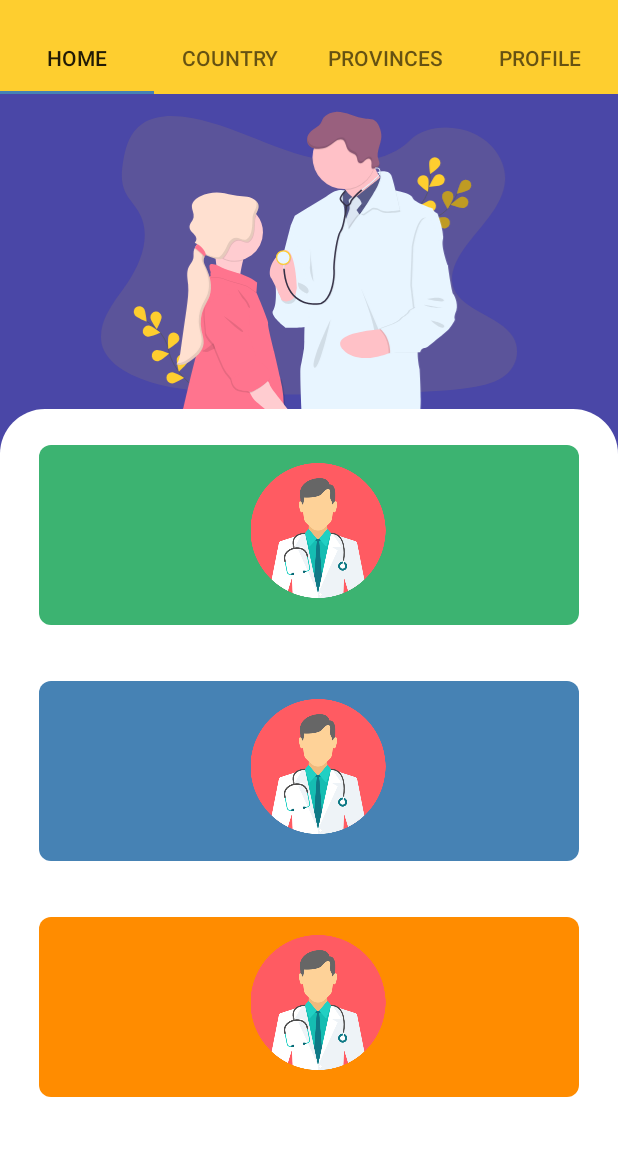
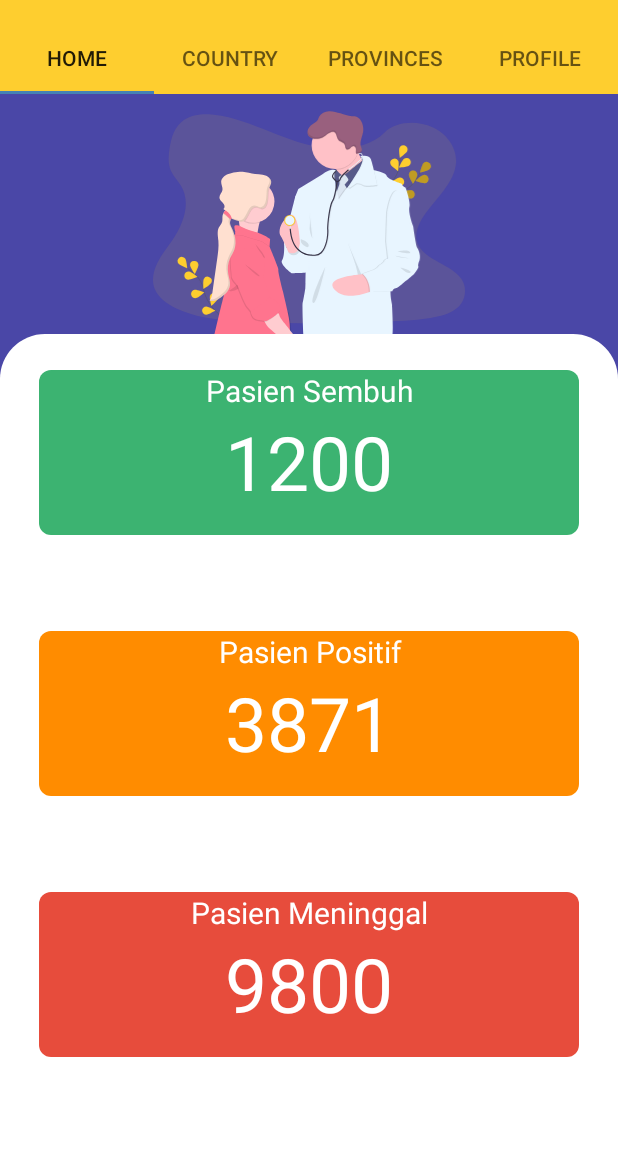
Before and after one commit to RizkiKarianata/smk-coding-covid-app, an Android app: the HomeFragment screen opened directly, with no data from a screen before it, on a phone screen of 412 x 824 dp, the part 62-1218 px from its top. Run offline under Robolectric (Android 15) with nearby library versions, the phone set to English and light mode, and no system bars; Roboto replaces fonts that are not available here.

Commit message:
Update Home Fragment

```diff
--- a/app/src/main/res/layout/fragment_home.xml
+++ b/app/src/main/res/layout/fragment_home.xml
@@ -11,7 +11,7 @@
     <ImageView
         android:id="@+id/imageView"
         android:layout_width="match_parent"
-        android:layout_height="200dp"
+        android:layout_height="150dp"
         android:layout_marginStart="10dp"
         android:layout_marginLeft="10dp"
         android:layout_marginTop="10dp"
@@ -44,38 +44,42 @@
             android:layout_weight="3"
             android:orientation="horizontal"
             android:layout_width="match_parent"
-            android:layout_height="wrap_content">
+            android:layout_height="wrap_content"
+            android:baselineAligned="false">
 
             <LinearLayout
                 android:orientation="vertical"
                 android:layout_weight="1"
                 android:layout_width="0dp"
-                android:layout_height="wrap_content">
+                android:layout_height="wrap_content"
+                tools:ignore="NestedWeights,UselessParent">
 
                 <LinearLayout
+                    android:layout_width="match_parent"
+                    android:layout_height="110dp"
+                    android:layout_marginLeft="10dp"
+                    android:layout_marginRight="10dp"
+                    android:background="@drawable/bg_green"
                     android:orientation="vertical"
-                    android:layout_marginRight="10dp"
-                    android:layout_marginLeft="10dp"
-                    android:background="@drawable/bg_green"
-                    android:layout_width="match_parent"
-                    android:layout_height="120dp">
-
-                    <ImageView
-                        android:layout_marginTop="12dp"
-                        android:layout_marginLeft="12dp"
-                        android:layout_marginBottom="18dp"
-                        android:src="@drawable/doctor"
-                        android:layout_width="match_parent"
-                        android:layout_height="wrap_content"/>
+                    tools:ignore="UselessParent">
 
                     <TextView
                         android:layout_width="match_parent"
                         android:layout_height="wrap_content"
                         android:fontFamily="sans-serif"
                         android:gravity="center_horizontal"
-                        android:text="@string/dashboard"
+                        android:text="@string/pasien_sembuh"
                         android:textColor="#FFFFFF"
-                        android:textSize="18sp" />
+                        android:textSize="20sp" />
+
+                    <TextView
+                        android:layout_width="match_parent"
+                        android:layout_height="wrap_content"
+                        android:fontFamily="sans-serif"
+                        android:gravity="center_horizontal"
+                        android:text="@string/_1200"
+                        android:textColor="#FFFFFF"
+                        android:textSize="50sp" />
 
                 </LinearLayout>
 
@@ -84,45 +88,49 @@
         </LinearLayout>
 
         <LinearLayout
+            android:layout_width="match_parent"
+            android:layout_height="wrap_content"
+            android:layout_weight="3"
+            android:baselineAligned="false"
+            android:orientation="horizontal"
+            android:paddingLeft="16dp"
             android:paddingTop="6dp"
-            android:paddingBottom="6dp"
-            android:paddingLeft="16dp"
             android:paddingRight="16dp"
-            android:layout_weight="3"
-            android:orientation="horizontal"
-            android:layout_width="match_parent"
-            android:layout_height="wrap_content">
+            android:paddingBottom="6dp">
 
             <LinearLayout
                 android:orientation="vertical"
                 android:layout_weight="1"
                 android:layout_width="0dp"
-                android:layout_height="wrap_content">
+                android:layout_height="wrap_content"
+                tools:ignore="NestedWeights,UselessParent">
 
                 <LinearLayout
+                    android:layout_width="match_parent"
+                    android:layout_height="110dp"
+                    android:layout_marginLeft="10dp"
+                    android:layout_marginRight="10dp"
+                    android:background="@drawable/bg_orange"
                     android:orientation="vertical"
-                    android:layout_marginRight="10dp"
-                    android:layout_marginLeft="10dp"
-                    android:background="@drawable/bg_blue"
-                    android:layout_width="match_parent"
-                    android:layout_height="120dp">
-
-                    <ImageView
-                        android:layout_marginTop="12dp"
-                        android:layout_marginLeft="12dp"
-                        android:layout_marginBottom="18dp"
-                        android:src="@drawable/doctor"
-                        android:layout_width="match_parent"
-                        android:layout_height="wrap_content"/>
+                    tools:ignore="UselessParent">
 
                     <TextView
                         android:layout_width="match_parent"
                         android:layout_height="wrap_content"
                         android:fontFamily="sans-serif"
                         android:gravity="center_horizontal"
-                        android:text="@string/dashboard"
+                        android:text="@string/pasien_positif"
                         android:textColor="#FFFFFF"
-                        android:textSize="18sp" />
+                        android:textSize="20sp" />
+
+                    <TextView
+                        android:layout_width="match_parent"
+                        android:layout_height="wrap_content"
+                        android:fontFamily="sans-serif"
+                        android:gravity="center_horizontal"
+                        android:text="@string/_3871"
+                        android:textColor="#FFFFFF"
+                        android:textSize="50sp" />
 
                 </LinearLayout>
 
@@ -138,38 +146,42 @@
             android:layout_weight="3"
             android:orientation="horizontal"
             android:layout_width="match_parent"
-            android:layout_height="wrap_content">
+            android:layout_height="wrap_content"
+            android:baselineAligned="false">
 
             <LinearLayout
                 android:orientation="vertical"
                 android:layout_weight="1"
                 android:layout_width="0dp"
-                android:layout_height="wrap_content">
+                android:layout_height="wrap_content"
+                tools:ignore="NestedWeights,UselessParent">
 
                 <LinearLayout
+                    android:layout_width="match_parent"
+                    android:layout_height="110dp"
+                    android:layout_marginLeft="10dp"
+                    android:layout_marginRight="10dp"
+                    android:background="@drawable/bg_red"
                     android:orientation="vertical"
-                    android:layout_marginRight="10dp"
-                    android:layout_marginLeft="10dp"
-                    android:background="@drawable/bg_orange"
-                    android:layout_width="match_parent"
-                    android:layout_height="120dp">
-
-                    <ImageView
-                        android:layout_marginTop="12dp"
-                        android:layout_marginLeft="12dp"
-                        android:layout_marginBottom="18dp"
-                        android:src="@drawable/doctor"
-                        android:layout_width="match_parent"
-                        android:layout_height="wrap_content"/>
+                    tools:ignore="UselessParent">
 
                     <TextView
                         android:layout_width="match_parent"
                         android:layout_height="wrap_content"
                         android:fontFamily="sans-serif"
                         android:gravity="center_horizontal"
-                        android:text="@string/dashboard"
+                        android:text="@string/pasien_meninggal"
                         android:textColor="#FFFFFF"
-                        android:textSize="18sp" />
+                        android:textSize="20sp" />
+
+                    <TextView
+                        android:layout_width="match_parent"
+                        android:layout_height="wrap_content"
+                        android:fontFamily="sans-serif"
+                        android:gravity="center_horizontal"
+                        android:text="@string/_9800"
+                        android:textColor="#FFFFFF"
+                        android:textSize="50sp" />
 
                 </LinearLayout>
 
--- a/app/src/main/res/values/strings.xml
+++ b/app/src/main/res/values/strings.xml
@@ -17,4 +17,10 @@
     <string name="hello_blank_fragment">Hello Blank Fragment</string>
     <string name="dashboard_picture">Dashboard Picture</string>
     <string name="dashboard">Dashboard</string>
+    <string name="pasien_positif">Pasien Positif</string>
+    <string name="pasien_sembuh">Pasien Sembuh</string>
+    <string name="pasien_meninggal">Pasien Meninggal</string>
+    <string name="_9800">9800</string>
+    <string name="_3871">3871</string>
+    <string name="_1200">1200</string>
 </resources>
```
